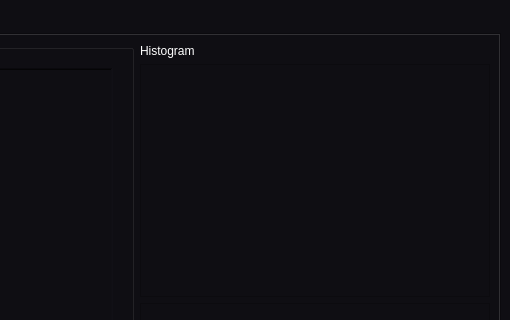
Above: ui_2.ui from Eagle-E-Y-E/Cleanser before the change; both pictures show x 591 to 1101 and y 0 to 320 of the 1101 by 1062 pixel window. Below: the same form after it.
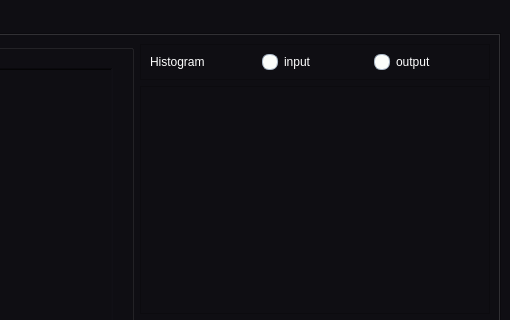
That is the form after the change. The open tabs and pages were chosen to show the change. Icons and pictures are not drawn.

Commit message: fix hybrid img:

Diff of the .ui file:
```diff
--- a/ui_2.ui
+++ b/ui_2.ui
@@ -1602,6 +1602,15 @@
           <item>
            <layout class="QVBoxLayout" name="verticalLayout_3">
             <item>
+             <widget class="QFrame" name="frame_24">
+              <property name="frameShape">
+               <enum>QFrame::StyledPanel</enum>
+              </property>
+              <property name="frameShadow">
+               <enum>QFrame::Raised</enum>
+              </property>
+              <layout class="QHBoxLayout" name="horizontalLayout_18">
+               <item>
              <widget class="QLabel" name="label_4">
               <property name="maximumSize">
                <size>
@@ -1615,6 +1624,23 @@
              </widget>
             </item>
             <item>
+                <widget class="QRadioButton" name="input_radio">
+                 <property name="text">
+                  <string>input</string>
+                 </property>
+                </widget>
+               </item>
+               <item>
+                <widget class="QRadioButton" name="output_radio">
+                 <property name="text">
+                  <string>output</string>
+                 </property>
+                </widget>
+               </item>
+              </layout>
+             </widget>
+            </item>
+            <item>
              <widget class="QGraphicsView" name="histogram_1">
               <property name="maximumSize">
                <size>
```
Left out of the diff: 7 changed lines with no effect on the pictures. Lines whose indentation alone changed are shown as unchanged. The commit also changes 1 other file.
